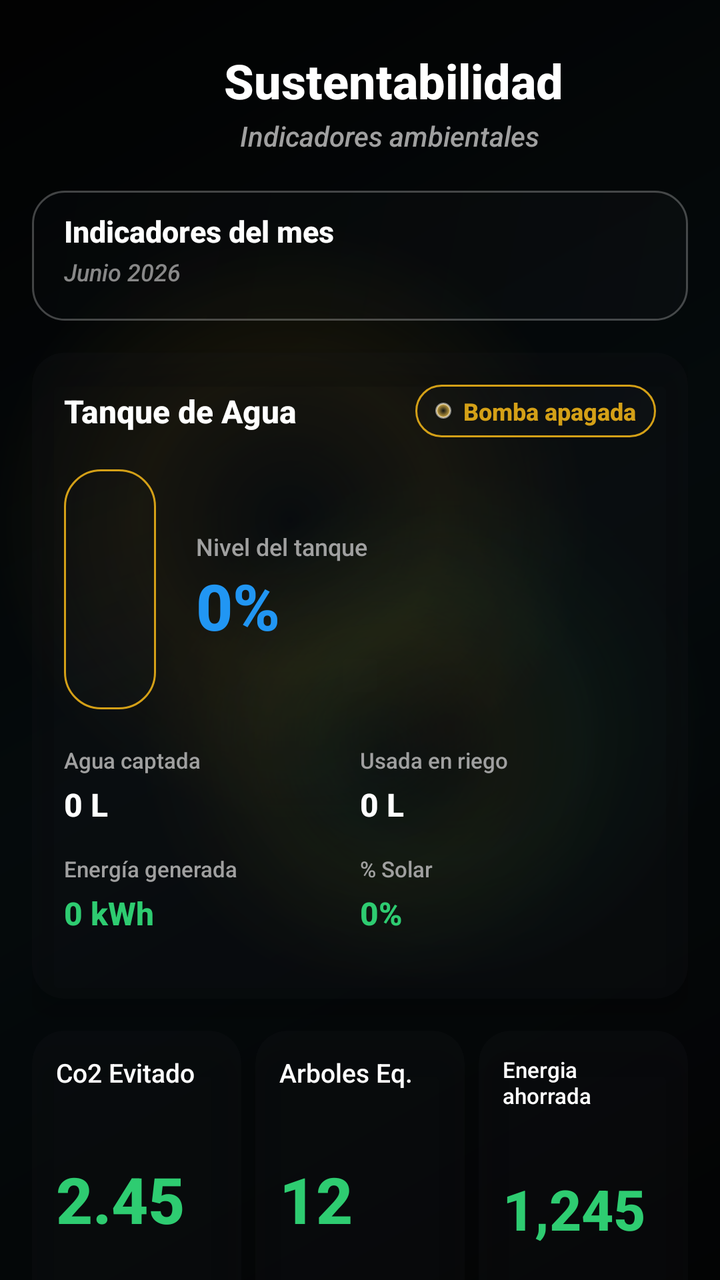
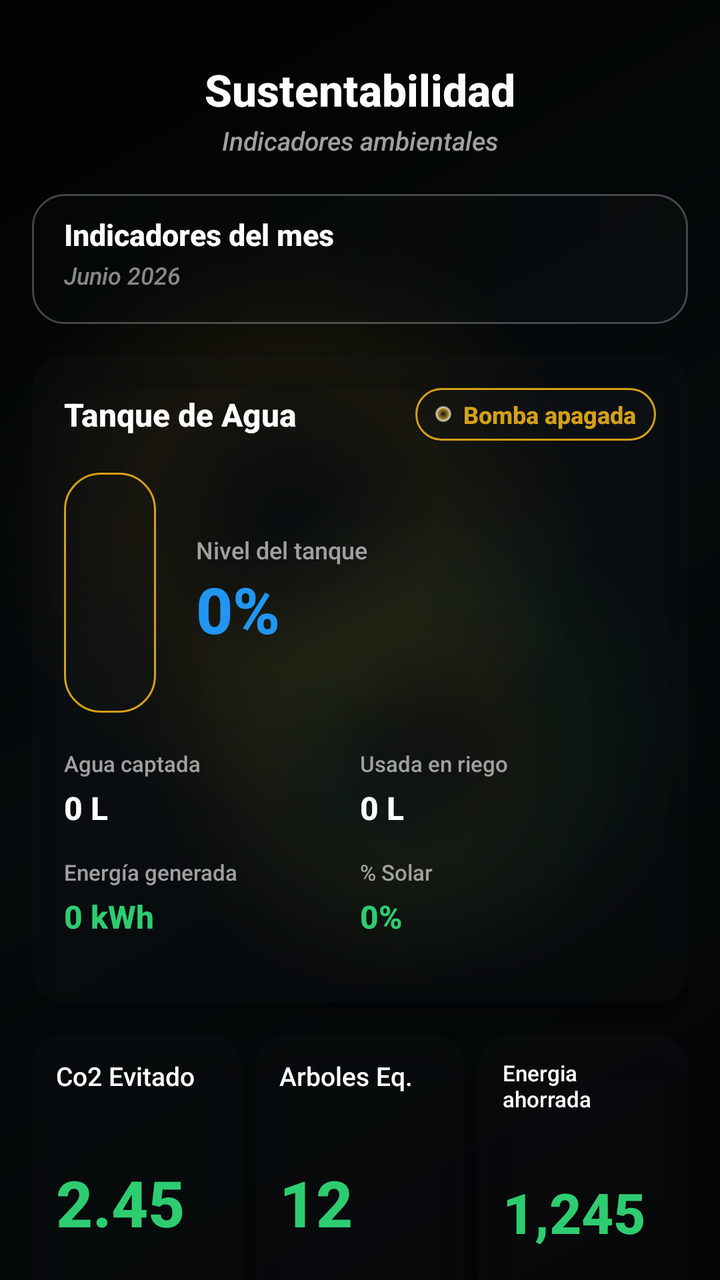

An Android layout rendered at two revisions. The XML below is the earlier revision; the diff shows what the commit changed to produce the second picture.
<!-- AndroidManifest.xml: application theme Theme.AppKaaxPark -->
<!-- res/layout/activity_sustentabilidad.xml -->
<?xml version="1.0" encoding="utf-8"?>
<ScrollView xmlns:android="http://schemas.android.com/apk/res/android"
    xmlns:app="http://schemas.android.com/apk/res-auto"
    xmlns:tools="http://schemas.android.com/tools"
    android:layout_width="match_parent"
    android:layout_height="match_parent"
    android:background="@drawable/bg_screen_glass"
    android:fillViewport="true"
    android:scrollbars="none">

<androidx.constraintlayout.widget.ConstraintLayout
    android:layout_width="match_parent"
    android:layout_height="wrap_content"
    android:padding="16dp"
    tools:context=".Admin.Sustentabilidad">

    <TextView
        android:id="@+id/lblTituloSustentabilidad"
        android:layout_width="wrap_content"
        android:layout_height="wrap_content"
        android:layout_marginStart="96dp"
        android:layout_marginTop="8dp"
        android:text="Sustentabilidad"
        android:textColor="#FFFFFF"
        android:textSize="24sp"
        android:textStyle="bold"
        app:layout_constraintStart_toStartOf="parent"
        app:layout_constraintTop_toTopOf="parent" />

    <TextView
        android:id="@+id/lblSubtituloSustentabilidad"
        android:layout_width="wrap_content"
        android:layout_height="wrap_content"
        android:layout_marginStart="104dp"
        android:layout_marginTop="2dp"
        android:text="Indicadores ambientales"
        android:textColor="#A0A0A0"
        android:textSize="14sp"
        android:textStyle="italic"
        app:layout_constraintStart_toStartOf="parent"
        app:layout_constraintTop_toBottomOf="@id/lblTituloSustentabilidad" />

    <androidx.constraintlayout.widget.ConstraintLayout
        android:id="@+id/layoutIndicadoresMes"
        android:layout_width="match_parent"
        android:layout_height="65dp"
        android:layout_marginTop="18dp"
        android:background="@drawable/bg_recuadro_sutil"
        android:paddingHorizontal="16dp"
        android:paddingVertical="10dp"
        app:layout_constraintTop_toBottomOf="@id/lblSubtituloSustentabilidad">

        <TextView
            android:id="@+id/lblTagIndicadores"
            android:layout_width="wrap_content"
            android:layout_height="wrap_content"
            android:text="Indicadores del mes"
            android:textColor="#FFFFFF"
            android:textSize="15sp"
            android:textStyle="bold"
            app:layout_constraintStart_toStartOf="parent"
            app:layout_constraintTop_toTopOf="parent" />

        <TextView
            android:layout_width="wrap_content"
            android:layout_height="wrap_content"
            android:layout_marginTop="2dp"
            android:text="Junio 2026"
            android:textColor="#888888"
            android:textSize="12sp"
            android:textStyle="italic"
            app:layout_constraintStart_toStartOf="parent"
            app:layout_constraintTop_toBottomOf="@id/lblTagIndicadores" />
    </androidx.constraintlayout.widget.ConstraintLayout>

    <androidx.cardview.widget.CardView
        android:id="@+id/cardTanqueAgua"
        android:layout_width="match_parent"
        android:layout_height="wrap_content"
        android:layout_marginTop="16dp"
        app:cardBackgroundColor="@color/glass_surface"
        app:cardCornerRadius="16dp"
        app:cardElevation="8dp"
        app:layout_constraintTop_toBottomOf="@id/layoutIndicadoresMes">

        <LinearLayout
            android:layout_width="match_parent"
            android:layout_height="wrap_content"
            android:orientation="vertical"
            android:padding="16dp">

            <LinearLayout
                android:layout_width="match_parent"
                android:layout_height="wrap_content"
                android:orientation="horizontal"
                android:gravity="center_vertical">

                <TextView
                    android:layout_width="0dp"
                    android:layout_height="wrap_content"
                    android:layout_weight="1"
                    android:text="Tanque de Agua"
                    android:textColor="#FFFFFF"
                    android:textSize="16sp"
                    android:textStyle="bold" />

                <LinearLayout
                    android:id="@+id/badgeBombaAgua"
                    android:layout_width="wrap_content"
                    android:layout_height="wrap_content"
                    android:orientation="horizontal"
                    android:gravity="center_vertical"
                    android:background="@drawable/bg_boton_generar"
                    android:paddingHorizontal="10dp"
                    android:paddingVertical="5dp">

                    <View
                        android:id="@+id/viewIndicadorBomba"
                        android:layout_width="8dp"
                        android:layout_height="8dp"
                        android:layout_marginEnd="6dp"
                        android:background="@drawable/indicador_estado_circular" />

                    <TextView
                        android:id="@+id/txtEstadoBomba"
                        android:layout_width="wrap_content"
                        android:layout_height="wrap_content"
                        android:text="Bomba apagada"
                        android:textColor="#D4A017"
                        android:textSize="12sp"
                        android:textStyle="bold" />
                </LinearLayout>
            </LinearLayout>

            <LinearLayout
                android:layout_width="match_parent"
                android:layout_height="wrap_content"
                android:layout_marginTop="16dp"
                android:orientation="horizontal"
                android:gravity="center_vertical">

                <FrameLayout
                    android:layout_width="46dp"
                    android:layout_height="120dp"
                    android:background="@drawable/bg_tanque_contorno"
                    android:padding="4dp">

                    <View
                        android:id="@+id/viewNivelTanque"
                        android:layout_width="match_parent"
                        android:layout_height="0dp"
                        android:layout_gravity="bottom"
                        android:background="@drawable/bg_nivel_agua" />
                </FrameLayout>

                <LinearLayout
                    android:layout_width="0dp"
                    android:layout_height="match_parent"
                    android:layout_weight="1"
                    android:layout_marginStart="20dp"
                    android:orientation="vertical"
                    android:gravity="center_vertical">

                    <TextView
                        android:layout_width="wrap_content"
                        android:layout_height="wrap_content"
                        android:text="Nivel del tanque"
                        android:textColor="#A0A0A0"
                        android:textSize="12sp" />

                    <TextView
                        android:id="@+id/numNivelTanque"
                        android:layout_width="wrap_content"
                        android:layout_height="wrap_content"
                        android:text="0%"
                        android:textColor="#2196F3"
                        android:textSize="32sp"
                        android:textStyle="bold" />
                </LinearLayout>
            </LinearLayout>

            <LinearLayout
                android:layout_width="match_parent"
                android:layout_height="wrap_content"
                android:layout_marginTop="18dp"
                android:orientation="horizontal">

                <LinearLayout
                    android:layout_width="0dp"
                    android:layout_height="wrap_content"
                    android:layout_weight="1"
                    android:orientation="vertical">

                    <TextView
                        android:layout_width="wrap_content"
                        android:layout_height="wrap_content"
                        android:text="Agua captada"
                        android:textColor="#A0A0A0"
                        android:textSize="11sp" />

                    <TextView
                        android:id="@+id/numAguaCaptada"
                        android:layout_width="wrap_content"
                        android:layout_height="wrap_content"
                        android:layout_marginTop="4dp"
                        android:text="0 L"
                        android:textColor="#FFFFFF"
                        android:textSize="16sp"
                        android:textStyle="bold" />
                </LinearLayout>

                <LinearLayout
                    android:layout_width="0dp"
                    android:layout_height="wrap_content"
                    android:layout_weight="1"
                    android:orientation="vertical">

                    <TextView
                        android:layout_width="wrap_content"
                        android:layout_height="wrap_content"
                        android:text="Usada en riego"
                        android:textColor="#A0A0A0"
                        android:textSize="11sp" />

                    <TextView
                        android:id="@+id/numAguaRiego"
                        android:layout_width="wrap_content"
                        android:layout_height="wrap_content"
                        android:layout_marginTop="4dp"
                        android:text="0 L"
                        android:textColor="#FFFFFF"
                        android:textSize="16sp"
                        android:textStyle="bold" />
                </LinearLayout>
            </LinearLayout>

            <LinearLayout
                android:layout_width="match_parent"
                android:layout_height="wrap_content"
                android:layout_marginTop="14dp"
                android:orientation="horizontal">

                <LinearLayout
                    android:layout_width="0dp"
                    android:layout_height="wrap_content"
                    android:layout_weight="1"
                    android:orientation="vertical">

                    <TextView
                        android:layout_width="wrap_content"
                        android:layout_height="wrap_content"
                        android:text="Energía generada"
                        android:textColor="#A0A0A0"
                        android:textSize="11sp" />

                    <TextView
                        android:id="@+id/numEnergiaGenerada"
                        android:layout_width="wrap_content"
                        android:layout_height="wrap_content"
                        android:layout_marginTop="4dp"
                        android:text="0 kWh"
                        android:textColor="#2ECC71"
                        android:textSize="16sp"
                        android:textStyle="bold" />
                </LinearLayout>

                <LinearLayout
                    android:layout_width="0dp"
                    android:layout_height="wrap_content"
                    android:layout_weight="1"
                    android:orientation="vertical">

                    <TextView
                        android:layout_width="wrap_content"
                        android:layout_height="wrap_content"
                        android:text="% Solar"
                        android:textColor="#A0A0A0"
                        android:textSize="11sp" />

                    <TextView
                        android:id="@+id/numPorcentajeSolar"
                        android:layout_width="wrap_content"
                        android:layout_height="wrap_content"
                        android:layout_marginTop="4dp"
                        android:text="0%"
                        android:textColor="#2ECC71"
                        android:textSize="16sp"
                        android:textStyle="bold" />
                </LinearLayout>
            </LinearLayout>

            <LinearLayout
                android:id="@+id/layoutAlertasTanque"
                android:layout_width="match_parent"
                android:layout_height="wrap_content"
                android:layout_marginTop="16dp"
                android:orientation="vertical" />

        </LinearLayout>
    </androidx.cardview.widget.CardView>

    <LinearLayout
        android:id="@+id/layoutCardsAmbientales"
        android:layout_width="match_parent"
        android:layout_height="165dp"
        android:layout_marginTop="16dp"
        android:orientation="horizontal"
        app:layout_constraintTop_toBottomOf="@id/cardTanqueAgua">

        <androidx.cardview.widget.CardView
            android:layout_width="0dp"
            android:layout_height="match_parent"
            android:layout_weight="1"
            android:layout_marginEnd="5dp"
            app:cardBackgroundColor="@color/glass_surface"
            app:cardCornerRadius="16dp"
            app:cardElevation="8dp">
            <androidx.constraintlayout.widget.ConstraintLayout
                android:layout_width="match_parent"
                android:layout_height="match_parent"
                android:padding="12dp">
                <TextView
                    android:id="@+id/tagCo2"
                    android:layout_width="wrap_content"
                    android:layout_height="wrap_content"
                    android:text="Co2 Evitado"
                    android:textColor="#FFFFFF"
                    android:textSize="13sp"
                    app:layout_constraintTop_toTopOf="parent"
                    app:layout_constraintStart_toStartOf="parent" />
                <TextView
                    android:id="@+id/numCo2"
                    android:layout_width="wrap_content"
                    android:layout_height="wrap_content"
                    android:text="2.45"
                    android:textColor="#2ECC71"
                    android:textSize="32sp"
                    android:textStyle="bold"
                    app:layout_constraintBottom_toTopOf="@id/lblUnidadCo2"
                    app:layout_constraintTop_toBottomOf="@id/tagCo2"
                    app:layout_constraintStart_toStartOf="parent" />
                <TextView
                    android:id="@+id/lblUnidadCo2"
                    android:layout_width="wrap_content"
                    android:layout_height="wrap_content"
                    android:text="Toneladas"
                    android:textColor="#888888"
                    android:textSize="11sp"
                    android:textStyle="italic"
                    app:layout_constraintBottom_toBottomOf="parent"
                    app:layout_constraintStart_toStartOf="parent" />
            </androidx.constraintlayout.widget.ConstraintLayout>
        </androidx.cardview.widget.CardView>

        <androidx.cardview.widget.CardView
            android:layout_width="0dp"
            android:layout_height="match_parent"
            android:layout_weight="1"
            android:layout_marginHorizontal="2dp"
            app:cardBackgroundColor="@color/glass_surface"
            app:cardCornerRadius="16dp"
            app:cardElevation="8dp">
            <androidx.constraintlayout.widget.ConstraintLayout
                android:layout_width="match_parent"
                android:layout_height="match_parent"
                android:padding="12dp">
                <TextView
                    android:id="@+id/tagArboles"
                    android:layout_width="wrap_content"
                    android:layout_height="wrap_content"
                    android:text="Arboles Eq."
                    android:textColor="#FFFFFF"
                    android:textSize="13sp"
                    app:layout_constraintTop_toTopOf="parent"
                    app:layout_constraintStart_toStartOf="parent" />
                <TextView
                    android:id="@+id/numArboles"
                    android:layout_width="wrap_content"
                    android:layout_height="wrap_content"
                    android:text="12"
                    android:textColor="#2ECC71"
                    android:textSize="32sp"
                    android:textStyle="bold"
                    app:layout_constraintBottom_toTopOf="@id/lblUnidadArboles"
                    app:layout_constraintTop_toBottomOf="@id/tagArboles"
                    app:layout_constraintStart_toStartOf="parent" />
                <TextView
                    android:id="@+id/lblUnidadArboles"
                    android:layout_width="wrap_content"
                    android:layout_height="wrap_content"
                    android:text="Arboles"
                    android:textColor="#888888"
                    android:textSize="11sp"
                    android:textStyle="italic"
                    app:layout_constraintBottom_toBottomOf="parent"
                    app:layout_constraintStart_toStartOf="parent" />
            </androidx.constraintlayout.widget.ConstraintLayout>
        </androidx.cardview.widget.CardView>

        <androidx.cardview.widget.CardView
            android:layout_width="0dp"
            android:layout_height="match_parent"
            android:layout_weight="1"
            android:layout_marginStart="5dp"
            app:cardBackgroundColor="@color/glass_surface"
            app:cardCornerRadius="16dp"
            app:cardElevation="8dp">
            <androidx.constraintlayout.widget.ConstraintLayout
                android:layout_width="match_parent"
                android:layout_height="match_parent"
                android:padding="12dp">
                <TextView
                    android:id="@+id/tagEnergia"
                    android:layout_width="wrap_content"
                    android:layout_height="wrap_content"
                    android:text="Energia ahorrada"
                    android:textColor="#FFFFFF"
                    android:textSize="11sp"
                    app:layout_constraintTop_toTopOf="parent"
                    app:layout_constraintStart_toStartOf="parent" />
                <TextView
                    android:id="@+id/numEnergia"
                    android:layout_width="wrap_content"
                    android:layout_height="wrap_content"
                    android:text="1,245"
                    android:textColor="#2ECC71"
                    android:textSize="28sp"
                    android:textStyle="bold"
                    app:layout_constraintBottom_toTopOf="@id/lblUnidadEnergia"
                    app:layout_constraintTop_toBottomOf="@id/tagEnergia"
                    app:layout_constraintStart_toStartOf="parent" />
                <TextView
                    android:id="@+id/lblUnidadEnergia"
                    android:layout_width="wrap_content"
                    android:layout_height="wrap_content"
                    android:text="kWh"
                    android:textColor="#888888"
                    android:textSize="11sp"
                    android:textStyle="italic"
                    app:layout_constraintBottom_toBottomOf="parent"
                    app:layout_constraintStart_toStartOf="parent" />
            </androidx.constraintlayout.widget.ConstraintLayout>
        </androidx.cardview.widget.CardView>
    </LinearLayout>

    <TextView
        android:id="@+id/lblImpactoTitulo"
        android:layout_width="wrap_content"
        android:layout_height="wrap_content"
        android:layout_marginTop="24dp"
        android:text="Impacto Ambiental"
        android:textColor="#FFFFFF"
        android:textSize="18sp"
        android:textStyle="bold"
        app:layout_constraintStart_toStartOf="parent"
        app:layout_constraintTop_toBottomOf="@id/layoutCardsAmbientales" />

    <FrameLayout
        android:id="@+id/containerGraficaBarras"
        android:layout_width="match_parent"
        android:layout_height="180dp"
        android:layout_marginTop="10dp"
        android:layout_marginBottom="24dp"
        android:background="@drawable/bg_recuadro_sutil"
        app:layout_constraintTop_toBottomOf="@id/lblImpactoTitulo"
        app:layout_constraintBottom_toBottomOf="parent"
        app:layout_constraintStart_toStartOf="parent"
        app:layout_constraintEnd_toEndOf="parent">

        <ImageView
            android:id="@+id/imgGraficaBarrasSimulada"
            android:layout_width="match_parent"
            android:layout_height="match_parent"
            android:scaleType="fitXY"
            android:src="@drawable/bg_grafica_barras_mockup"
            tools:ignore="ContentDescription" />
    </FrameLayout>

</androidx.constraintlayout.widget.ConstraintLayout>
</ScrollView>
<!-- resources referenced by this layout -->
<resources>
  <color name="glass_surface">#33191D21</color>
  <!-- drawable bg_boton_generar (drawable) -->
  <?xml version="1.0" encoding="utf-8"?>
  <shape xmlns:android="http://schemas.android.com/apk/res/android"
      android:shape="rectangle">
      <gradient
          android:angle="135"
          android:startColor="#33191D21"
          android:centerColor="#26171B1F"
          android:endColor="#20101214" />
      <stroke
          android:width="1dp"
          android:color="@color/gold_primary" />
      <corners android:radius="22dp" />
  </shape>
  <!-- drawable bg_nivel_agua (drawable) -->
  <?xml version="1.0" encoding="utf-8"?>
  <shape xmlns:android="http://schemas.android.com/apk/res/android">
      <gradient
          android:angle="90"
          android:startColor="#8A2196F3"
          android:centerColor="#662196F3"
          android:endColor="#332196F3" />
  </shape>
  <!-- drawable bg_recuadro_sutil (drawable) -->
  <?xml version="1.0" encoding="utf-8"?>
  <shape xmlns:android="http://schemas.android.com/apk/res/android"
      android:shape="rectangle">
      <gradient
          android:angle="135"
          android:startColor="#33191D21"
          android:centerColor="#26171B1F"
          android:endColor="#20101214" />
      <stroke
          android:width="1dp"
          android:color="@color/glass_border" />
      <corners android:radius="16dp" />
  </shape>
  <!-- drawable bg_tanque_contorno (drawable) -->
  <?xml version="1.0" encoding="utf-8"?>
  <shape xmlns:android="http://schemas.android.com/apk/res/android">
      <gradient
          android:angle="135"
          android:startColor="#26191D21"
          android:centerColor="#18171B1F"
          android:endColor="#10101214" />
      <stroke
          android:width="1dp"
          android:color="@color/gold_primary" />
      <corners android:radius="18dp" />
  </shape>
  <!-- drawable indicador_estado_circular (drawable) -->
  <?xml version="1.0" encoding="utf-8"?>
  <shape xmlns:android="http://schemas.android.com/apk/res/android"
      android:shape="oval">
      <gradient
          android:type="radial"
          android:gradientRadius="8dp"
          android:centerColor="@color/gold_light"
          android:endColor="@color/gold_primary" />
      <stroke
          android:width="1dp"
          android:color="#80FFFFFF" />
      <size
          android:width="8dp"
          android:height="8dp" />
  </shape>
  <style name="Theme.AppKaaxPark" parent="Base.Theme.AppKaaxPark" />
  <color name="gold_primary">#D4A017</color>
  <color name="glass_border">#40FFFFFF</color>
  <color name="glass_scrim">#66000000</color>
  <color name="gold_light">#F0C24B</color>
  <color name="black">#FF000000</color>
  <color name="gold_secondary">#E5A93C</color>
  <color name="white">#FFFFFFFF</color>
  <color name="glass_surface_soft">#22191D21</color>
  <style name="Widget.AppKaaxPark.TextView" parent="@android:style/Widget.TextView">
          <item name="android:fontFamily">sans-serif-medium</item>
      </style>
  <style name="Widget.AppKaaxPark.EditText" parent="@android:style/Widget.EditText">
          <item name="android:fontFamily">sans-serif-medium</item>
      </style>
  <style name="Widget.AppKaaxPark.Button" parent="@android:style/Widget.Button">
          <item name="android:fontFamily">sans-serif-medium</item>
          <item name="android:letterSpacing">0.02</item>
      </style>
  <!-- unchanged entries left out for length: 3 -->
</resources>

<!-- the commit's change to res/layout/activity_sustentabilidad.xml (unified diff, before → after) -->
@@ -18,12 +18,12 @@
         android:id="@+id/lblTituloSustentabilidad"
         android:layout_width="wrap_content"
         android:layout_height="wrap_content"
-        android:layout_marginStart="96dp"
-        android:layout_marginTop="8dp"
+        android:layout_marginTop="14dp"
         android:text="Sustentabilidad"
         android:textColor="#FFFFFF"
-        android:textSize="24sp"
+        android:textSize="22sp"
         android:textStyle="bold"
+        app:layout_constraintEnd_toEndOf="parent"
         app:layout_constraintStart_toStartOf="parent"
         app:layout_constraintTop_toTopOf="parent" />
 
@@ -31,12 +31,12 @@
         android:id="@+id/lblSubtituloSustentabilidad"
         android:layout_width="wrap_content"
         android:layout_height="wrap_content"
-        android:layout_marginStart="104dp"
         android:layout_marginTop="2dp"
         android:text="Indicadores ambientales"
         android:textColor="#A0A0A0"
-        android:textSize="14sp"
+        android:textSize="13sp"
         android:textStyle="italic"
+        app:layout_constraintEnd_toEndOf="parent"
         app:layout_constraintStart_toStartOf="parent"
         app:layout_constraintTop_toBottomOf="@id/lblTituloSustentabilidad" />
 
